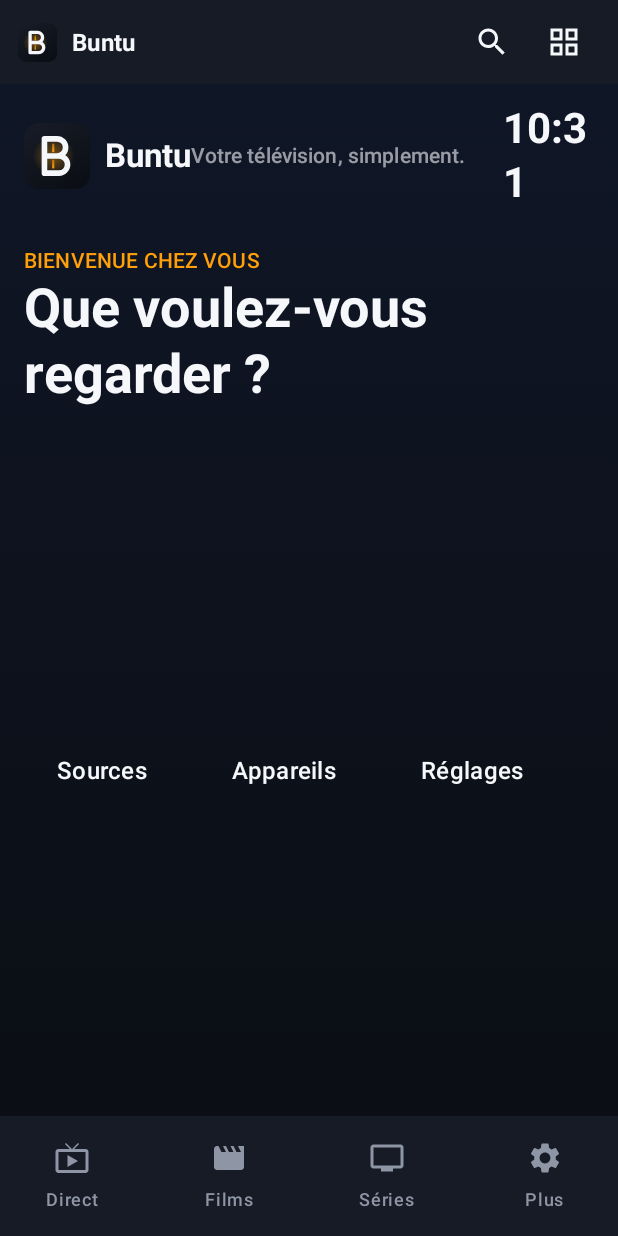
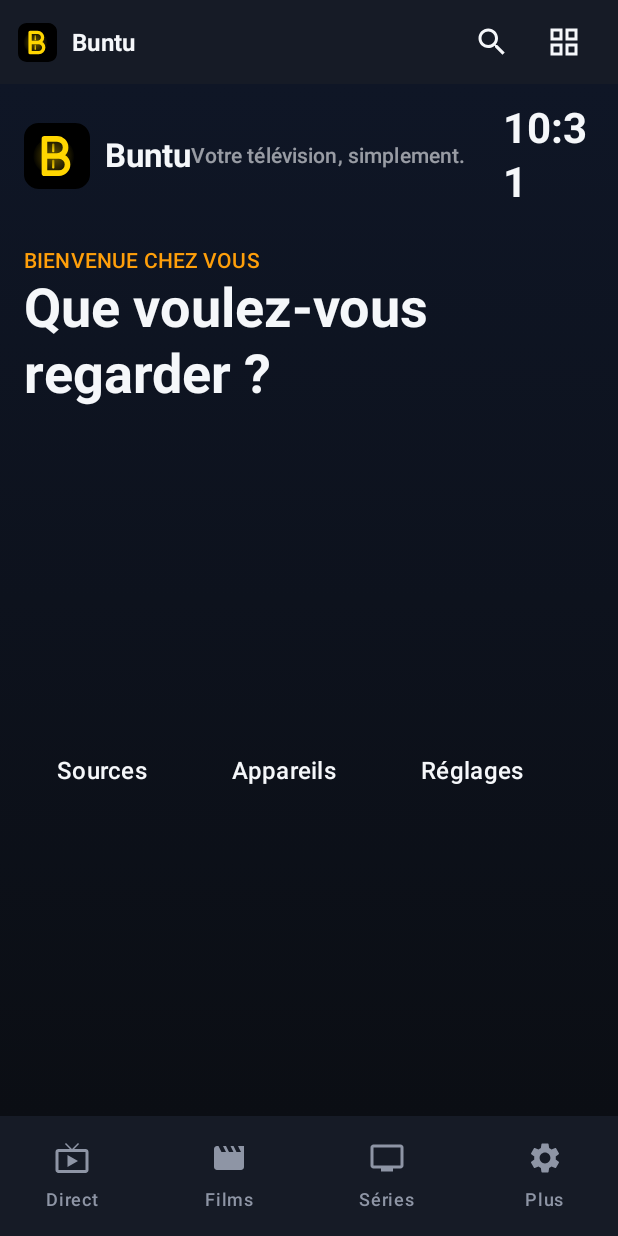
Before and after one commit to coundia/buntu, an Android app built with Jetpack Compose: the TvHomeScreen screen opened through its navigation route, on a phone screen of 412 x 824 dp. Run offline under Robolectric (Android 15) with nearby library versions, the phone set to English and light mode, and no system bars; our stand-ins replace Dagger/Hilt's generated code, paging, window size class; libraries missing offline, so code that uses them is left out: androidx.metrics.performance; pictures from the network do not load; 4 statements that could not run were skipped.

Commit message:
feat(brand): switch app logo to pure black and true yellow

```diff
--- a/android/core/designsystem/src/main/res/drawable/buntu_logo.xml
+++ b/android/core/designsystem/src/main/res/drawable/buntu_logo.xml
@@ -4,35 +4,30 @@
     xmlns:aapt="http://schemas.android.com/aapt"
     android:width="48dp" android:height="48dp"
     android:viewportWidth="108" android:viewportHeight="108">
-    <path android:pathData="M24.16,0H83.84A24.16,24.16 0 0,1 108,24.16V83.84A24.16,24.16 0 0,1 83.84,108H24.16A24.16,24.16 0 0,1 0,83.84V24.16A24.16,24.16 0 0,1 24.16,0Z">
-        <aapt:attr name="android:fillColor">
-            <gradient android:type="linear" android:startX="21.6" android:startY="0"
-                android:endX="86.4" android:endY="108"
-                android:startColor="#FF161B26" android:endColor="#FF0B0E14" />
-        </aapt:attr>
-    </path>
+    <path android:pathData="M24.16,0H83.84A24.16,24.16 0 0,1 108,24.16V83.84A24.16,24.16 0 0,1 83.84,108H24.16A24.16,24.16 0 0,1 0,83.84V24.16A24.16,24.16 0 0,1 24.16,0Z"
+        android:fillColor="#FF000000" />
     <path android:pathData="M15.12,54a33.48,30.24 0 1,0 66.96,0a33.48,30.24 0 1,0 -66.96,0Z">
         <aapt:attr name="android:fillColor">
             <gradient android:type="radial" android:centerX="48.6" android:centerY="54"
                 android:gradientRadius="34.56"
-                android:startColor="#6BFF9F0A" android:endColor="#00FF9F0A" />
+                android:startColor="#6BFFD600" android:endColor="#00FFD600" />
         </aapt:attr>
     </path>
     <path android:pathData="M33.48,25.92L33.48,82.08M33.48,25.92L54,25.92A14.04,14.04 0 0,1 54,54L33.48,54M33.48,54L57.24,54A14.04,14.04 0 0,1 57.24,82.08L33.48,82.08"
-        android:strokeColor="#FFF5F7FA" android:strokeWidth="9.18"
+        android:strokeColor="#FFFFD600" android:strokeWidth="9.18"
         android:strokeLineCap="round" android:strokeLineJoin="round" />
     <path android:pathData="M46.01,35.32A1.84,1.84 0 0,1 49.68,35.32L49.68,46.22A1.84,1.84 0 0,1 46.01,46.22Z">
         <aapt:attr name="android:fillColor">
             <gradient android:type="linear" android:startX="47.52" android:startY="33.48"
                 android:endX="47.52" android:endY="48.06"
-                android:startColor="#8CFF9F0A" android:endColor="#FFFF9F0A" />
+                android:startColor="#8CFFD600" android:endColor="#FFFFD600" />
         </aapt:attr>
     </path>
     <path android:pathData="M46.01,61.78A1.84,1.84 0 0,1 49.68,61.78L49.68,72.68A1.84,1.84 0 0,1 46.01,72.68Z">
         <aapt:attr name="android:fillColor">
             <gradient android:type="linear" android:startX="47.52" android:startY="59.94"
                 android:endX="47.52" android:endY="74.52"
-                android:startColor="#8CFF9F0A" android:endColor="#FFFF9F0A" />
+                android:startColor="#8CFFD600" android:endColor="#FFFFD600" />
         </aapt:attr>
     </path>
 </vector>
```
Also changed, not shown: android/app/src/main/res/drawable/ic_launcher_background.xml (+2 -7 lines), android/app/src/main/res/drawable/ic_launcher_foreground.xml (+4 -4 lines), android/app/src/main/res/drawable/tv_banner.xml (+6 -11 lines), android/app/src/main/res/mipmap/ic_launcher.xml (+6 -11 lines), android/app/src/main/res/mipmap/ic_launcher_round.xml (+6 -11 lines), 8 other files.
